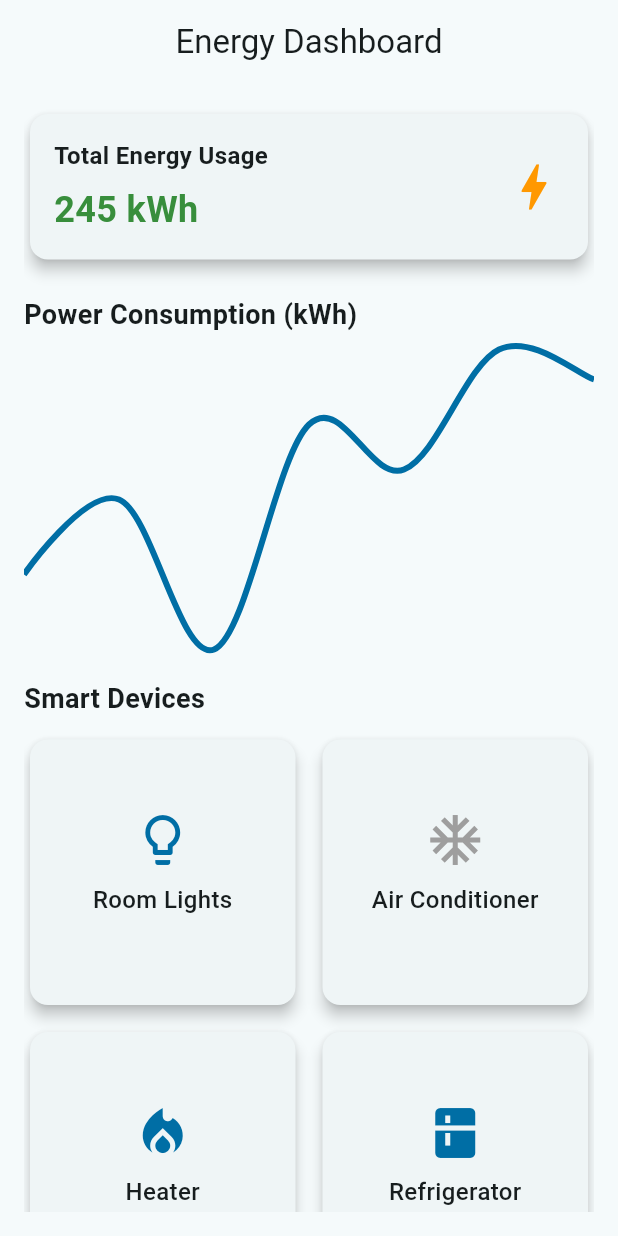
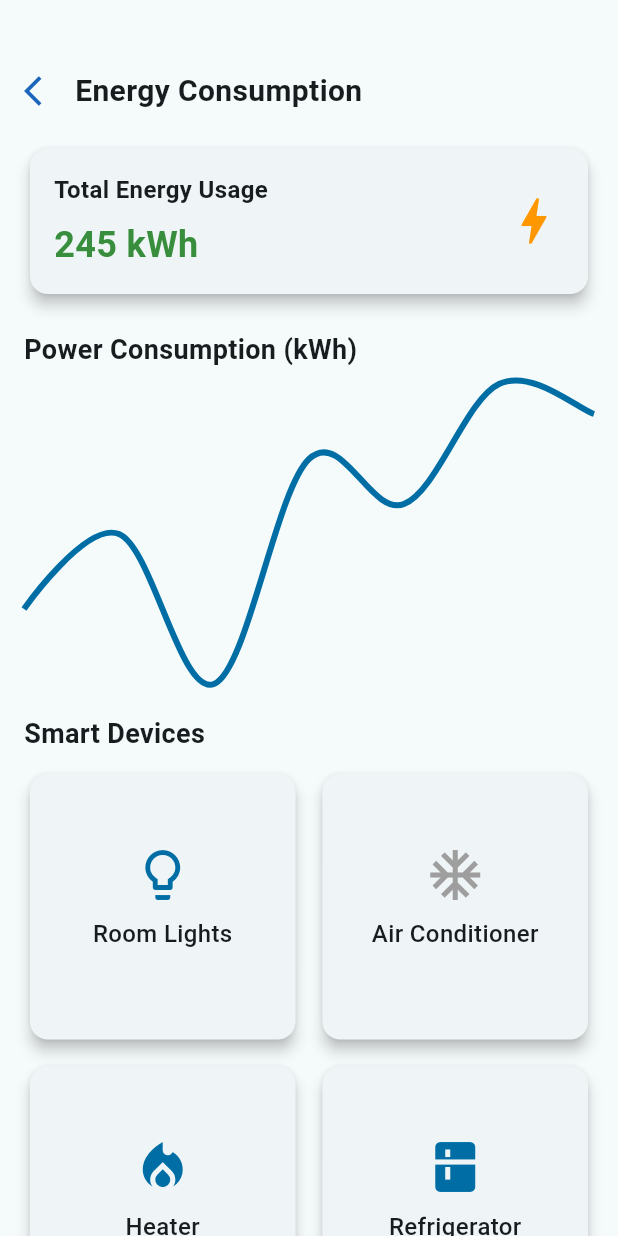
Before and after one commit to mjaber5/Smart-Home, a Flutter app: the EnergyViewBody widget shown alone on an empty page, opened directly, on a phone screen of 412 x 824 dp. Run offline on Flutter 3.47's test engine with Material 3 defaults, Android fonts, the phone set to English and light mode, and no system bars; drawn by our look-alikes of fl_chart; our stand-ins replace go_router, percent_indicator.

Commit message:
add entertainment ui view

```diff
--- a/lib/core/utils/app_router.dart
+++ b/lib/core/utils/app_router.dart
@@ -1,8 +1,9 @@
 import 'package:go_router/go_router.dart';
 import 'package:smart_home/features/auth/register/presentation/view/signup_view.dart';
 import 'package:smart_home/features/auth/signin/presentation/view/login_view.dart';
+import 'package:smart_home/features/home/presentation/view/energy_view.dart';
+import 'package:smart_home/features/home/presentation/view/entertainment_view.dart';
 import 'package:smart_home/features/home/presentation/view/home_view.dart';
-import 'package:smart_home/features/home/presentation/view/widgets/energy_view_body.dart';
 import 'package:smart_home/features/splash/presentation/view/splash_view.dart';
 
 abstract class AppRouter {
@@ -15,6 +16,7 @@ abstract class AppRouter {
   static const kNotificationView = '/notificationView';
   static const kProfileView = '/profileView';
   static const kEnergyView = '/energyView';
+  static const kEntertainmentView = '/entertainmentView';
 
   static final router = GoRouter(
     routes: [
@@ -30,7 +32,11 @@ abstract class AppRouter {
       GoRoute(path: kHomeView, builder: (context, state) => const HomeView()),
       GoRoute(
         path: kEnergyView,
-        builder: (context, state) => const EnergyViewBody(),
+        builder: (context, state) => const EnergyView(),
+      ),
+      GoRoute(
+        path: kEntertainmentView,
+        builder: (context, state) => const EntertainmentView(),
       ),
     ],
   );
--- a/lib/features/home/presentation/view/home_view.dart
+++ b/lib/features/home/presentation/view/home_view.dart
@@ -106,6 +106,11 @@ class _HomeViewState extends State<HomeView> {
                           title: 'WATER',
                         ),
                         _cardMenu(
+                          onTap: () {
+                            GoRouter.of(
+                              context,
+                            ).push(AppRouter.kEntertainmentView);
+                          },
                           icon: 'assets/images/entertainment.png',
                           title: 'ENTERTAINMENT',
                         ),
--- a/lib/features/home/presentation/view/widgets/energy_view_body.dart
+++ b/lib/features/home/presentation/view/widgets/energy_view_body.dart
@@ -7,14 +7,37 @@ class EnergyViewBody extends StatelessWidget {
 
   @override
   Widget build(BuildContext context) {
-    return Scaffold(
-      appBar: AppBar(title: const Text("Energy Dashboard"), centerTitle: true),
-      body: Padding(
+    return SingleChildScrollView(
+      child: Column(
+        children: [
+          Padding(
             padding: const EdgeInsets.all(16.0),
-        child: SingleChildScrollView(
             child: Column(
               crossAxisAlignment: CrossAxisAlignment.start,
               children: [
+                SizedBox(height: 30),
+                Row(
+                  children: [
+                    GestureDetector(
+                      onTap: () {
+                        Navigator.pop(context);
+                      },
+                      child: const Icon(
+                        Icons.arrow_back_ios,
+                        color: IColors.kSeconderyColor,
+                      ),
+                    ),
+                    const SizedBox(width: 10),
+                    Text(
+                      'Energy Consumption',
+                      style: const TextStyle(
+                        fontSize: 20,
+                        fontWeight: FontWeight.bold,
+                      ),
+                    ),
+                  ],
+                ),
+                const SizedBox(height: 20),
                 _buildTotalEnergyCard(),
                 const SizedBox(height: 20),
                 const Text(
@@ -33,6 +56,7 @@ class EnergyViewBody extends StatelessWidget {
               ],
             ),
           ),
+        ],
       ),
     );
   }
```
Also changed, not shown: lib/features/home/presentation/view/entertainment_view.dart (added, +11 -0 lines), lib/features/home/presentation/view/temperature.dart (+8 -1 lines), lib/features/home/presentation/view/widgets/entertainment_view_body.dart (added, +211 -0 lines), assets/images/movies/extraction.jpg (added), assets/images/movies/got.jpg (added), assets/images/movies/harry.webp (added), assets/images/movies/munoya.webp (added), assets/images/movies/squid-game.jpg (added). Lines whose indentation alone changed are shown as unchanged.
